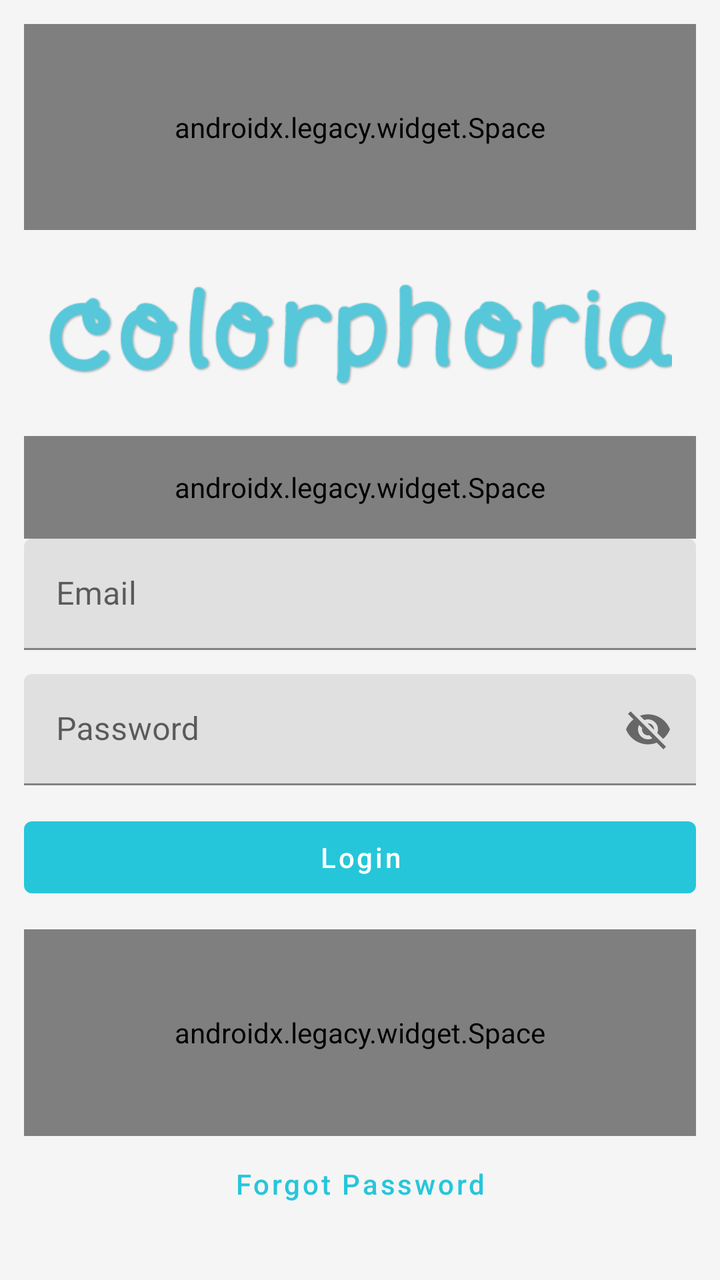
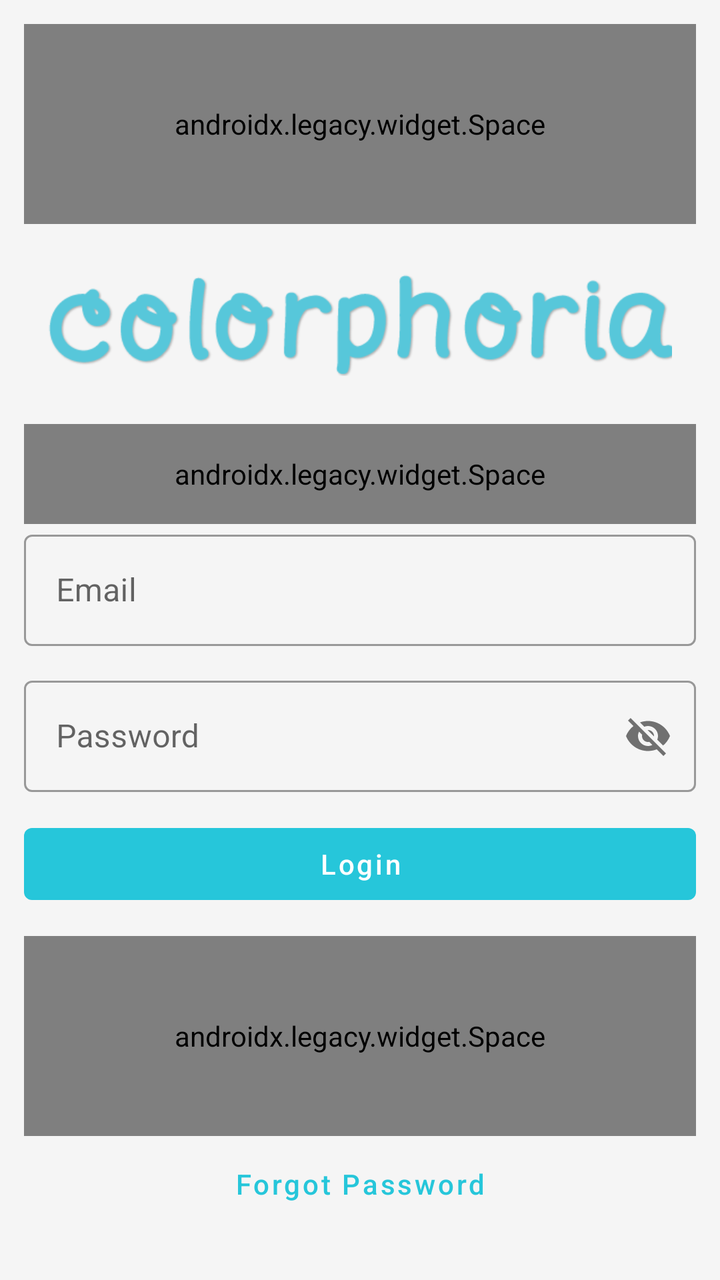

Screens rendered from an Android XML layout before and after an edit, with the pre-edit source and the edit as a unified diff.
<!-- AndroidManifest.xml: activity theme LoggedOutTheme -->
<!-- res/layout/activity_login.xml -->
<?xml version="1.0" encoding="utf-8"?>
<RelativeLayout xmlns:android="http://schemas.android.com/apk/res/android"
    xmlns:tools="http://schemas.android.com/tools"
    xmlns:app="http://schemas.android.com/apk/res-auto"
    tools:context="com.oo0o0o.colorphoria.activities.loggedoutactivites.LoginActivity"
    android:background="@color/colorBackground"
    android:layout_width="match_parent"
    android:layout_height="match_parent"
    android:gravity="center"
    android:orientation="vertical">

    <LinearLayout
        xmlns:android="http://schemas.android.com/apk/res/android"
        xmlns:tools="http://schemas.android.com/tools"
        tools:context="com.oo0o0o.colorphoria.activities.loggedoutactivites.LoginActivity"
        android:layout_width="match_parent"
        android:layout_height="match_parent"
        android:orientation="vertical"
        android:padding="@dimen/activity_horizontal_margin">

        <androidx.legacy.widget.Space
            android:layout_width="match_parent"
            android:layout_height="0dp"
            android:layout_weight="2"/>

            <ImageView
                android:layout_width="match_parent"
                android:layout_height="0dp"
                android:layout_weight="2"
                android:src="@drawable/img_logo"
                android:layout_marginRight="@dimen/activity_vertical_margin"
                android:layout_marginLeft="@dimen/activity_vertical_margin"
                android:clickable="false" />

        <androidx.legacy.widget.Space
            android:layout_width="match_parent"
            android:layout_height="0dp"
            android:layout_weight="1"/>

        <com.google.android.material.textfield.TextInputLayout
            android:id="@+id/emailTextInputLayout"
            android:layout_width="match_parent"
            android:layout_height="wrap_content"
            android:layout_marginBottom="@dimen/activity_horizontal_margin"
            >
            <com.google.android.material.textfield.TextInputEditText

                android:id="@+id/email_edit_text"
                android:layout_width="match_parent"
                android:layout_height="match_parent"
                android:hint="@string/email_hint"
                android:inputType="textEmailAddress"
                />
        </com.google.android.material.textfield.TextInputLayout>

        <com.google.android.material.textfield.TextInputLayout
            android:id="@+id/passwordTextInputLayout"
            android:layout_width="match_parent"
            android:layout_height="wrap_content"
            android:layout_marginBottom="@dimen/activity_horizontal_margin"
            app:passwordToggleEnabled="true"
            >
            <com.google.android.material.textfield.TextInputEditText
                android:id="@+id/password_edit_text"
                android:layout_width="match_parent"
                android:layout_height="match_parent"
                android:hint="@string/password_hint"
                android:inputType="textVisiblePassword"
                />
        </com.google.android.material.textfield.TextInputLayout>

        <com.google.android.material.button.MaterialButton
            android:id="@+id/login_button"
            style="@style/Widget.MaterialComponents.Button.UnelevatedButton"
            android:layout_width="fill_parent"
            android:layout_height="wrap_content"
            android:text="@string/login_button"
            android:layout_marginBottom="@dimen/activity_horizontal_margin"
            android:gravity="center"
            android:textColor="@color/colorPrimary"
            android:textAllCaps="false" />

        
            
            
            
            

        <androidx.legacy.widget.Space
            android:layout_width="match_parent"
            android:layout_height="0dp"
            android:layout_weight="2"/>

        <com.google.android.material.button.MaterialButton
            android:id="@+id/reset_password_button_link"
            android:layout_width="match_parent"
            android:layout_height="wrap_content"
            style="@style/Widget.MaterialComponents.Button.TextButton"
            android:layout_marginBottom="@dimen/activity_horizontal_margin"
            android:text="@string/forgot_password_button_link"
            android:textAllCaps="false"
/>
    </LinearLayout>

    <include layout="@layout/progress">
    </include>
</RelativeLayout>
<!-- res/layout/progress.xml (included above) -->
<?xml version="1.0" encoding="utf-8"?>
<RelativeLayout xmlns:android="http://schemas.android.com/apk/res/android"
android:id="@+id/progress_bar_layout"
android:layout_width="match_parent"
android:layout_height="match_parent"
android:background="#99000000"
android:visibility="gone">
<ProgressBar
    style="?android:attr/progressBarStyleLarge"
    android:layout_width="wrap_content"
    android:layout_height="wrap_content"
    android:id="@+id/progress_bar"
    android:layout_centerVertical="true"
    android:layout_centerHorizontal="true"
    android:indeterminate="true"
    android:visibility="visible"/>
</RelativeLayout>
<!-- resources referenced by this layout -->
<resources>
  <color name="colorBackground">#fff5f5f5</color>
  <color name="colorPrimary">#ffffffff</color>
  <dimen name="activity_horizontal_margin">12dp</dimen>
  <dimen name="activity_vertical_margin">12dp</dimen>
  <!-- drawable img_logo: png bitmap (drawable, 22922 bytes) -->
  <string name="email_hint">Email</string>
  <string name="forgot_password_button_link">Forgot Password</string>
  <string name="login_button">Login</string>
  <string name="password_hint">Password</string>
  <style name="LoggedOutTheme" parent="AppTheme">
          <item name="windowActionBar">false</item>
          <item name="windowNoTitle">true</item>
      </style>
  <style name="AppTheme" parent="BaseTheme" />
  <style name="BaseTheme" parent="Theme.MaterialComponents.Light.DarkActionBar">
          <item name="colorPrimary">@color/colorSecondary</item>
          <item name="colorPrimaryDark">@color/colorSecondaryDark</item> 
          <item name="colorAccent">@color/colorSecondary</item> 
      </style>
  <color name="colorSecondary">#ff26c6da</color>
  <color name="colorSecondaryDark">#ff0095a8</color>
</resources>

<!-- the commit's change to res/layout/activity_login.xml (unified diff, before → after) -->
@@ -10,8 +10,6 @@
     android:orientation="vertical">
 
     <LinearLayout
-        xmlns:android="http://schemas.android.com/apk/res/android"
-        xmlns:tools="http://schemas.android.com/tools"
         tools:context="com.oo0o0o.colorphoria.activities.loggedoutactivites.LoginActivity"
         android:layout_width="match_parent"
         android:layout_height="match_parent"
@@ -41,6 +39,7 @@
             android:id="@+id/emailTextInputLayout"
             android:layout_width="match_parent"
             android:layout_height="wrap_content"
+            style="@style/Widget.MaterialComponents.TextInputLayout.OutlinedBox"
             android:layout_marginBottom="@dimen/activity_horizontal_margin"
             >
             <com.google.android.material.textfield.TextInputEditText
@@ -57,6 +56,7 @@
             android:id="@+id/passwordTextInputLayout"
             android:layout_width="match_parent"
             android:layout_height="wrap_content"
+            style="@style/Widget.MaterialComponents.TextInputLayout.OutlinedBox"
             android:layout_marginBottom="@dimen/activity_horizontal_margin"
             app:passwordToggleEnabled="true"
             >
@@ -77,7 +77,6 @@
             android:text="@string/login_button"
             android:layout_marginBottom="@dimen/activity_horizontal_margin"
             android:gravity="center"
-            android:textColor="@color/colorPrimary"
             android:textAllCaps="false" />
 
         
<!-- resource entries referenced after the edit -->
@@ -1,7 +1,6 @@
 <!-- resources referenced by this layout -->
 <resources>
   <color name="colorBackground">#fff5f5f5</color>
-  <color name="colorPrimary">#ffffffff</color>
   <dimen name="activity_horizontal_margin">12dp</dimen>
   <dimen name="activity_vertical_margin">12dp</dimen>
   <!-- drawable img_logo: png bitmap (drawable, 22922 bytes) -->
